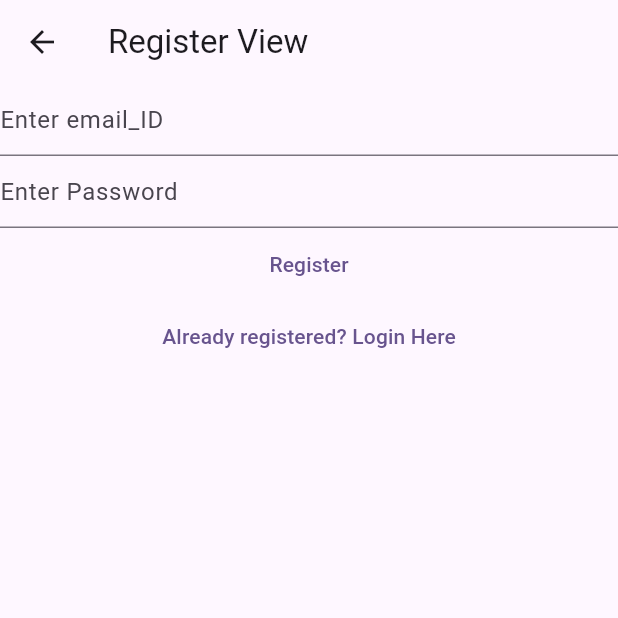
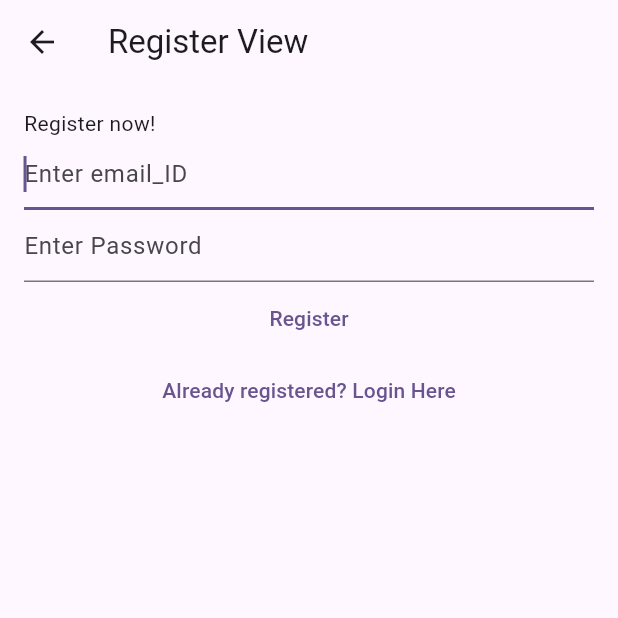
Before and after one commit to Patel-Harshil/myflutterapp, a Flutter app: the RegisterView screen opened directly, after a tap on "Already registered? Login Here", on a phone screen of 412 x 824 dp, the top half of it. Run offline on Flutter 3.47's test engine with Material 2 defaults, Android fonts, the phone set to English and light mode, and no system bars; our stand-ins replace cloud_firestore, equatable, firebase_auth, firebase_core, flutter_bloc, share_plus; accounts and stored records are empty.

Commit message:
Final touches

```diff
--- a/lib/services/auth/auth_provider.dart
+++ b/lib/services/auth/auth_provider.dart
@@ -17,4 +17,5 @@ abstract class AuthProvider {
 
   Future<void> logOut();
   Future<void> sendEmailVerification();
+  Future<void> sendPasswordReset({required String toEmail});
 }
--- a/lib/services/auth/auth_service.dart
+++ b/lib/services/auth/auth_service.dart
@@ -51,4 +51,9 @@ class AuthService implements AuthProvider {
   Future<void> sendEmailVerification() async {
     return await provider.sendEmailVerification();
   }
+
+  @override
+  Future<void> sendPasswordReset({required String toEmail}) async {
+    return await provider.sendPasswordReset(toEmail: toEmail);
+  }
 }
--- a/lib/services/auth/bloc/auth_event.dart
+++ b/lib/services/auth/bloc/auth_event.dart
@@ -21,14 +21,15 @@ class AUthEventLogIn extends AuthEvent {
 }
 
 class AuthEventRegister extends AuthEvent {
-  final String email;
-  final String password;
+  final String? email;
+  final String? password;
 
-  const AuthEventRegister(this.email, this.password);
+  const AuthEventRegister({this.email, this.password});
 }
+class AuthEventForgotPassword extends AuthEvent {
+  final String? email;
 
-class AuthEventShouldRegister extends AuthEvent {
-  const AuthEventShouldRegister();
+  const AuthEventForgotPassword({this.email});
 }
 
 class AuthEventLogOut extends AuthEvent {
--- a/lib/services/auth/bloc/auth_state.dart
+++ b/lib/services/auth/bloc/auth_state.dart
@@ -26,6 +26,17 @@ class AuthStateRegistering extends AuthState {
   }) : super(isLoading: isLoading);
 }
 
+class AuthStateForgotPassword extends AuthState {
+  final Exception? exception;
+  final bool hasSentEmail;
+
+  const AuthStateForgotPassword({
+    required this.exception,
+    required this.hasSentEmail,
+    required bool isLoading,
+  }) : super(isLoading: isLoading);
+}
+
 class AuthStateLoggedIn extends AuthState {
   final AuthUser user;
   const AuthStateLoggedIn({
--- a/lib/views/notes/notes_view.dart
+++ b/lib/views/notes/notes_view.dart
@@ -49,7 +49,7 @@ class _NotesViewState extends State<NotesView> {
                     final shouldLogOut = await showLogOutDialog(context);
                     if (shouldLogOut) {
                       // ignore: use_build_context_synchronously
-                      context.read<AUthBloc>().add(
+                      context.read<AuthBloc>().add(
                             const AuthEventLogOut(),
                           );
                       // ignore: use_build_context_synchronously
--- a/lib/views/register_view.dart
+++ b/lib/views/register_view.dart
@@ -35,29 +35,36 @@ class _RegisterViewState extends State<RegisterView> {
 
   @override
   Widget build(BuildContext context) {
-    return BlocListener<AUthBloc, AuthState>(
+    return BlocListener<AuthBloc, AuthState>(
       listener: (context, state) async {
         if (state is AuthStateRegistering) {
+          if (state.exception is WeakPasswordAuthException) {
             await showErrorDialog(context, "Weak Password");
-        } else if (state is EmailAlreadyInUseAuthException) {
+          } else if (state.exception is EmailAlreadyInUseAuthException) {
             await showErrorDialog(context, "Email already exists");
-        } else if (state is InvalidEmailAuthException) {
+          } else if (state.exception is InvalidEmailAuthException) {
             await showErrorDialog(context, "Invalid email");
-        } else if (state is GenericAuthException) {
+          } else if (state.exception is GenericAuthException) {
             await showErrorDialog(context, "Failed to register");
+          }
         }
       },
       child: Scaffold(
         appBar: AppBar(
           title: const Text("Register View"),
         ),
-        body: Column(
+        body: Padding(
+          padding: const EdgeInsets.all(16.0),
+          child: Column(
+            crossAxisAlignment: CrossAxisAlignment.start,
             children: [
+              const Text("Register now!"),
               TextField(
                 controller: _email,
                 keyboardType: TextInputType.emailAddress,
                 enableSuggestions: false,
                 autocorrect: false,
+                autofocus: true,
                 decoration: const InputDecoration(
                   hintText: 'Enter email_ID',
                 ),
@@ -71,23 +78,29 @@ class _RegisterViewState extends State<RegisterView> {
                   hintText: 'Enter Password',
                 ),
               ),
+              Center(
+                child: Column(
+                  children: [
                     TextButton(
                       onPressed: () async {
                         final email = _email.text;
                         final password = _password.text;
-                context
-                    .read<AUthBloc>()
-                    .add(AuthEventRegister(email, password));
+                        context.read<AuthBloc>().add(AuthEventRegister(
+                            email: email, password: password));
                       },
                       child: const Text('Register'),
                     ),
                     TextButton(
                       onPressed: () {
-                context.read<AUthBloc>().add(const AuthEventLogOut());
+                        context.read<AuthBloc>().add(const AuthEventLogOut());
                       },
                       child: const Text("Already registered? Login Here"),
                     ),
+                  ],
+                ),
+              ),
             ], //children
+          ),
         ),
       ),
     );
--- a/lib/views/verify_email_view.dart
+++ b/lib/views/verify_email_view.dart
@@ -22,7 +22,7 @@ class _VerifyEmailViewState extends State<VerifyEmailView> {
           const Text("Didn't receive email?"),
           TextButton(
             onPressed: () async {
-              context.read<AUthBloc>().add(
+              context.read<AuthBloc>().add(
                     const AuthEventSendEmailVerification(),
                   );
             },
@@ -30,7 +30,7 @@ class _VerifyEmailViewState extends State<VerifyEmailView> {
           ),
           TextButton(
             onPressed: () async {
-              context.read<AUthBloc>().add(
+              context.read<AuthBloc>().add(
                     const AuthEventLogOut(),
                   );
             },
```
Also changed, not shown: lib/main.dart (+9 -6 lines), lib/services/auth/bloc/auth_bloc.dart (+51 -6 lines), lib/services/auth/firebase_auth_provider.dart (+18 -1 lines), lib/utilities/dialogs/password_reset_email_sent_dialog.dart (added, +14 -0 lines), lib/views/forgot_password_view.dart (added, +87 -0 lines), lib/views/login_view.dart (+22 -8 lines), 1 other file. Lines whose indentation alone changed are shown as unchanged.
